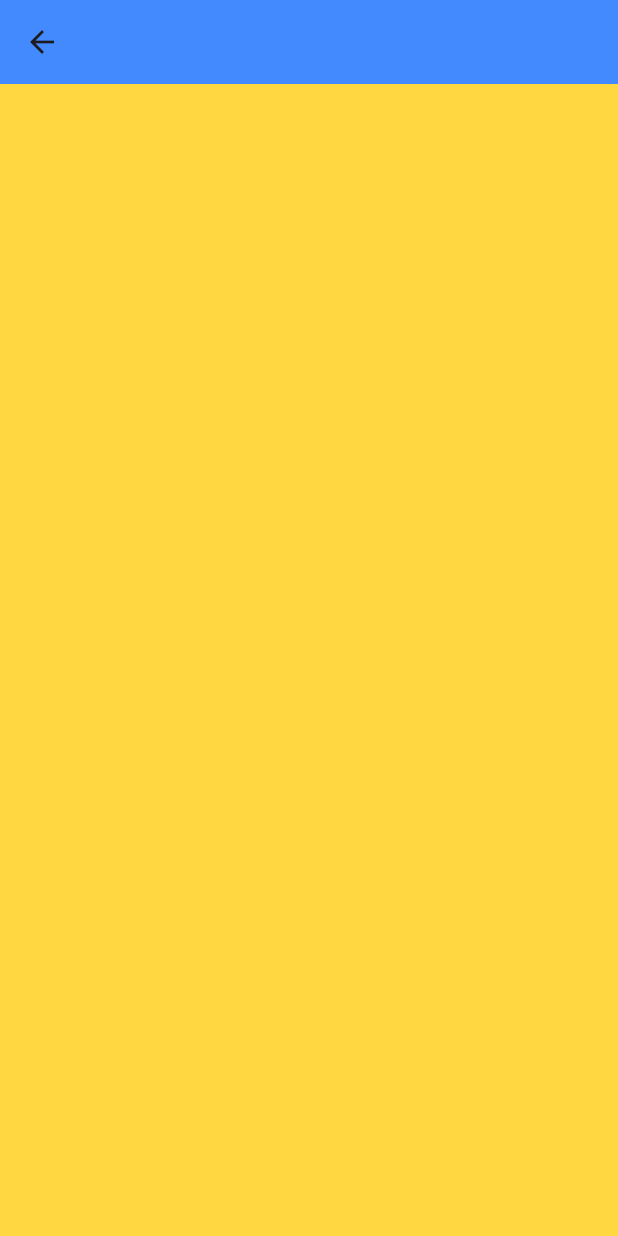
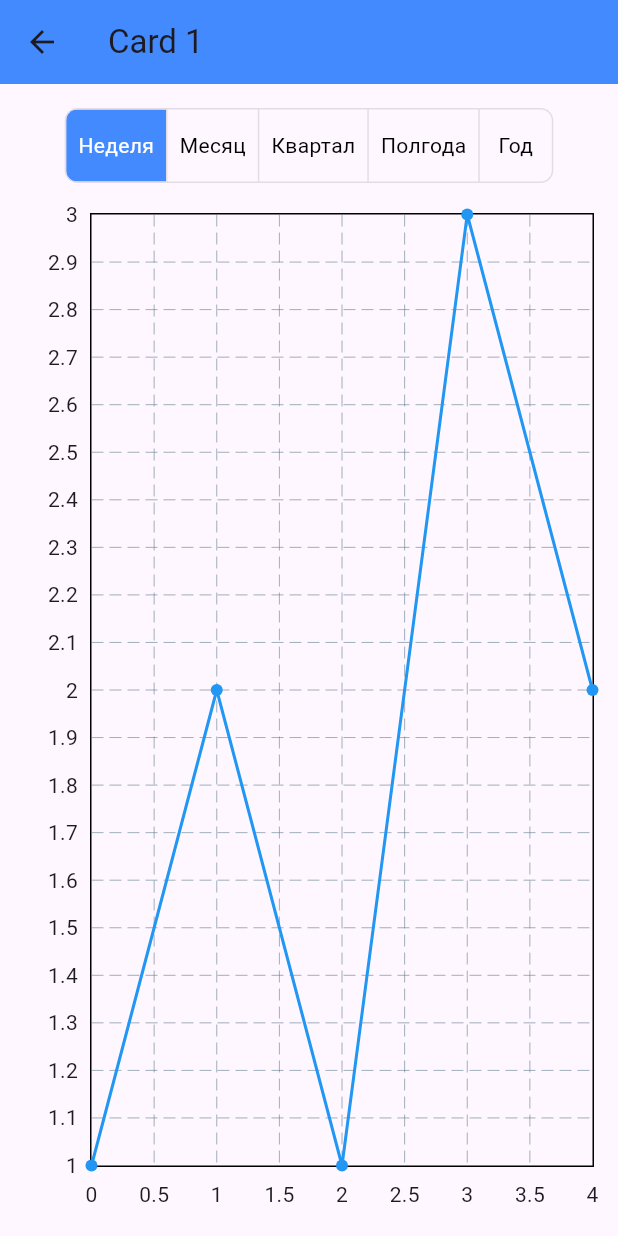
Before and after one commit to WaG711/phos_analytics, a Flutter app: the Details screen opened by its route, on a phone screen of 412 x 824 dp. Run offline on Flutter 3.47's test engine with Material 3 defaults, Android fonts, the phone set to English and light mode, and no system bars; drawn by our look-alikes of fl_chart; our stand-ins replace dio, flutter_bloc.

Commit message:
details page

```diff
--- /dev/null
+++ b/devtools_options.yaml
@@ -0,0 +1,3 @@
+description: This file stores settings for Dart & Flutter DevTools.
+documentation: https://docs.flutter.dev/tools/devtools/extensions#configure-extension-enablement-states
+extensions:
--- a/lib/features/details/presentation/details.dart
+++ b/lib/features/details/presentation/details.dart
@@ -1,13 +1,92 @@
+import 'package:fl_chart/fl_chart.dart';
 import 'package:flutter/material.dart';
 
-class Details extends StatelessWidget {
+class Details extends StatefulWidget {
   const Details({super.key});
+
+  @override
+  State<Details> createState() => _DetailsState();
+}
+
+class _DetailsState extends State<Details> {
+  int _selectedIndex = 0;
+  final List<String> periods = ["Неделя", "Месяц", "Квартал", "Полгода", "Год"];
 
   @override
   Widget build(BuildContext context) {
     return Scaffold(
-      appBar: AppBar(backgroundColor: Colors.blueAccent),
-      body: Container(color: Colors.amberAccent),
+      appBar: AppBar(backgroundColor: Colors.blueAccent, title: Text("Card 1")),
+      body: Padding(
+        padding: const EdgeInsets.all(16.0),
+        child: Column(
+          children: [
+            // Переключатели периодов
+            ToggleButtons(
+              isSelected: List.generate(
+                periods.length,
+                (index) => index == _selectedIndex,
+              ),
+              onPressed: (index) {
+                setState(() {
+                  _selectedIndex = index;
+                });
+              },
+              borderRadius: BorderRadius.circular(8.0),
+              selectedColor: Colors.white,
+              fillColor: Colors.blueAccent,
+              color: Colors.black,
+              children:
+                  periods
+                      .map(
+                        (period) => Padding(
+                          padding: const EdgeInsets.symmetric(horizontal: 8.0),
+                          child: Text(period),
+                        ),
+                      )
+                      .toList(),
+            ),
+
+            const SizedBox(height: 20),
+
+            // График
+            Expanded(child: _buildLineChart()),
+          ],
+        ),
+      ),
+    );
+  }
+
+  Widget _buildLineChart() {
+    final List<FlSpot> data = [
+      FlSpot(0, 1),
+      FlSpot(1, 2),
+      FlSpot(2, 1),
+      FlSpot(3, 3),
+      FlSpot(4, 2),
+    ];
+
+    return LineChart(
+      LineChartData(
+        gridData: FlGridData(show: true),
+        titlesData: FlTitlesData(
+          show: true,
+          topTitles: AxisTitles(sideTitles: SideTitles(showTitles: false)),
+          rightTitles: AxisTitles(sideTitles: SideTitles(showTitles: false)),
+          bottomTitles: AxisTitles(
+            sideTitles: SideTitles(showTitles: true, reservedSize: 30),
+          ),
+        ),
+        borderData: FlBorderData(show: true),
+        lineBarsData: [
+          LineChartBarData(
+            spots: data,
+            isCurved: false,
+            color: Colors.blue,
+            dotData: FlDotData(show: true),
+            belowBarData: BarAreaData(show: false),
+          ),
+        ],
+      ),
     );
   }
 }
```
